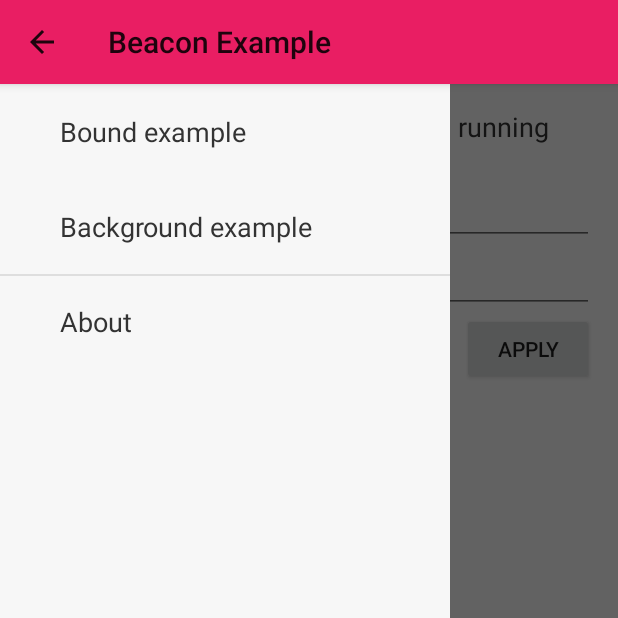
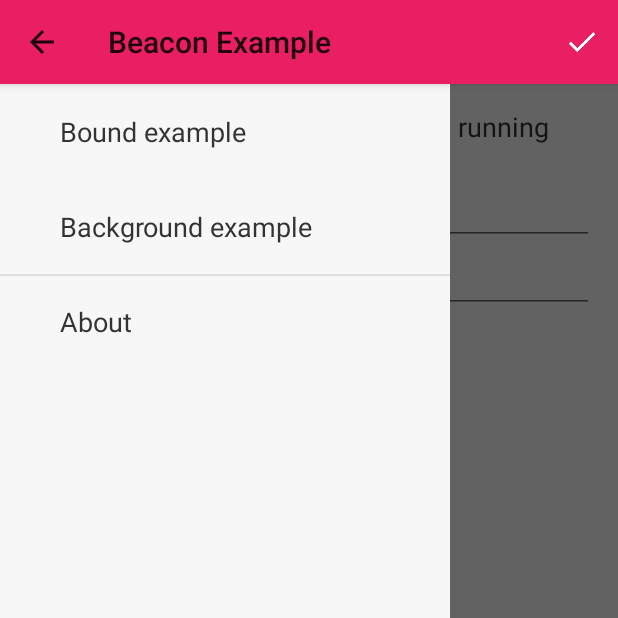
Before and after one commit to hanscappelle/android-beacon-example, an Android app: the fragment BackgroundExampleFragment placed in its activity, on a phone screen of 412 x 824 dp, the top half of it. Run offline under Robolectric (Android 15) with nearby library versions, the phone set to English and light mode, and no system bars; libraries missing offline, so code that uses them is left out: com.tundem.aboutlibraries, org.altbeacon.beacon; 3 statements that could not run were skipped.

```diff
--- a/app/build.gradle
+++ b/app/build.gradle
@@ -15,8 +15,8 @@ android {
         applicationId "be.hcpl.android.beaconexample"
         minSdkVersion 18
         targetSdkVersion 21
-        versionCode 1
-        versionName "0.1.0"
+        versionCode 2
+        versionName "0.2.0"
 
     }
 
--- a/app/src/main/java/be/hcpl/android/beaconexample/fragment/BackgroundExampleFragment.java
+++ b/app/src/main/java/be/hcpl/android/beaconexample/fragment/BackgroundExampleFragment.java
@@ -2,14 +2,19 @@ package be.hcpl.android.beaconexample.fragment;
 
 import android.content.Context;
 import android.content.SharedPreferences;
+import android.os.Build;
 import android.os.Bundle;
 import android.os.RemoteException;
 import android.support.annotation.Nullable;
 import android.util.Log;
 import android.view.LayoutInflater;
+import android.view.Menu;
+import android.view.MenuInflater;
+import android.view.MenuItem;
 import android.view.View;
 import android.view.ViewGroup;
 import android.widget.EditText;
+import android.widget.Toast;
 
 import org.altbeacon.beacon.BeaconManager;
 
@@ -53,8 +58,7 @@ public class BackgroundExampleFragment extends TemplateFragment {
     public void onCreate(Bundle savedInstanceState) {
         super.onCreate(savedInstanceState);
 
-        // FIXME options menu failing on me
-        // setHasOptionsMenu(true);
+        setHasOptionsMenu(true);
 
         // always get a single instance of the beacon manager
         beaconManager = BeaconManager.getInstanceForApplication(getActivity());
@@ -87,9 +91,9 @@ public class BackgroundExampleFragment extends TemplateFragment {
         scanTime = (EditText) view.findViewById(R.id.edit_scantime);
         inBetweenTime = (EditText) view.findViewById(R.id.edit_inbetweentime);
 
-        view.findViewById(R.id.btn_apply).setOnClickListener(new View.OnClickListener() {
-            @Override
-            public void onClick(View view) {
+    }
+
+    private void handleNewValues(){
         try {
             long scan = Long.parseLong(inBetweenTime.getText().toString());
             long between = Long.parseLong(scanTime.getText().toString());
@@ -101,15 +105,15 @@ public class BackgroundExampleFragment extends TemplateFragment {
             beaconManager.setBackgroundBetweenScanPeriod(scan);
             beaconManager.setBackgroundScanPeriod(between);
             beaconManager.updateScanPeriods();
-                } catch (RemoteException e) {
+
+            Toast.makeText(getActivity(), R.string.msg_values_updated, Toast.LENGTH_SHORT).show();
+        } catch (Exception e) {
+            Toast.makeText(getActivity(), R.string.err_input_incomplete, Toast.LENGTH_SHORT).show();
             Log.e(BackgroundExampleFragment.class.getSimpleName(), "failed to update background scanning intervals", e);
         }
     }
-        });
 
-    }
 
-    /*
     @Override
     public void onCreateOptionsMenu(Menu menu, MenuInflater inflater) {
         inflater.inflate(R.menu.settings, menu);
@@ -118,20 +122,15 @@ public class BackgroundExampleFragment extends TemplateFragment {
 
     @Override
     public boolean onOptionsItemSelected(MenuItem item) {
-        if( item.getItemId() == R.id.action_confirm ){
+        switch(item.getItemId()){
+        case R.id.action_confirm:
             // update settings here from input
-            try {
-                beaconManager.setBackgroundBetweenScanPeriod(Long.parseLong(inBetweenTime.getText().toString()));
-                beaconManager.setBackgroundScanPeriod(Long.parseLong(scanTime.getText().toString()));
-                beaconManager.updateScanPeriods();
-            } catch (RemoteException e) {
-                Log.e(BackgroundExampleFragment.class.getSimpleName(), "failed to update background scanning intervals", e);
-            }
+            handleNewValues();
             return true;
         }
         return super.onOptionsItemSelected(item);
     }
-    */
+
 
     @Override
     public int getTitleResourceId() {
--- a/app/src/main/java/be/hcpl/android/beaconexample/framework/MenuAdapter.java
+++ b/app/src/main/java/be/hcpl/android/beaconexample/framework/MenuAdapter.java
@@ -5,9 +5,11 @@ import android.view.LayoutInflater;
 import android.view.View;
 import android.view.ViewGroup;
 import android.widget.ArrayAdapter;
+import android.widget.BaseAdapter;
 import android.widget.ImageView;
 import android.widget.TextView;
 
+import java.util.ArrayList;
 import java.util.List;
 
 import be.hcpl.android.beaconexample.R;
@@ -16,18 +18,33 @@ import be.hcpl.android.beaconexample.R;
  * adapter for menu items. This way we can have translated labels in the menu for each fragment
  * <p/>
  * Created by hcpl on 15/07/14.
- * TODO convert to baseAdapter instead
  */
-public class MenuAdapter extends ArrayAdapter<TemplateFragment> {
+public class MenuAdapter extends BaseAdapter {
 
-    private List<TemplateFragment> mFragments;
+    private List<TemplateFragment> mFragments = new ArrayList<TemplateFragment>();
 
     private Context mContext;
 
     public MenuAdapter(Context context, List<TemplateFragment> fragments) {
-        super(context, R.layout.listitem_menu, fragments);
-        mFragments = fragments;
+        //super(context, R.layout.listitem_menu, fragments);
+        if( fragments != null )
+            mFragments = fragments;
         mContext = context;
+    }
+
+    @Override
+    public int getCount() {
+        return mFragments.size();
+    }
+
+    @Override
+    public Object getItem(int i) {
+        return mFragments.get(i);
+    }
+
+    @Override
+    public long getItemId(int i) {
+        return i;
     }
 
     @Override
--- a/app/src/main/res/layout/fragment_background.xml
+++ b/app/src/main/res/layout/fragment_background.xml
@@ -28,13 +28,4 @@
         android:inputType="number"
         />
 
-    <Button
-        android:id="@+id/btn_apply"
-        android:layout_width="wrap_content"
-        android:layout_height="wrap_content"
-        android:layout_below="@+id/edit_inbetweentime"
-        android:layout_alignParentRight="true"
-        android:text="@string/label_apply"
-        />
-
 </RelativeLayout>
--- a/app/src/main/res/menu/settings.xml
+++ b/app/src/main/res/menu/settings.xml
@@ -7,7 +7,6 @@
         android:id="@+id/action_confirm"
         android:title="@string/confirm"
         android:icon="@drawable/ic_action_action_done"
-        android:onClick="method name"
         app:showAsAction="always"
         />
 </menu>
--- a/app/src/main/res/values/strings.xml
+++ b/app/src/main/res/values/strings.xml
@@ -26,5 +26,11 @@
     <string name="confirm">Confirm</string>
     <string name="no_beacons">no beacons found</string>
     <string name="label_apply">Apply</string>
+    <string name="title_bluetooth_not_enabled">Bluetooth not enabled</string>
+    <string name="enable_bluetooth">Enable</string>
+    <string name="title_bluetooth_le_not_available">Bluetooth LE not available</string>
+    <string name="sorry_bluetooth_not_supported">Bluetooth LE not supported</string>
+    <string name="err_input_incomplete">Input incomplete</string>
+    <string name="msg_values_updated">Service interval values updated</string>
 
 </resources>
```
Also changed, not shown: app/src/debug/java/be/hcpl/android/beaconexample/TimedBeaconSimulator.java (added, +108 -0 lines), app/src/main/java/be/hcpl/android/beaconexample/MainApplication.java (+9 -1 lines), app/src/main/java/be/hcpl/android/beaconexample/fragment/BoundExampleFragment.java (+75 -0 lines), 1 other file. Lines whose indentation alone changed are shown as unchanged.
